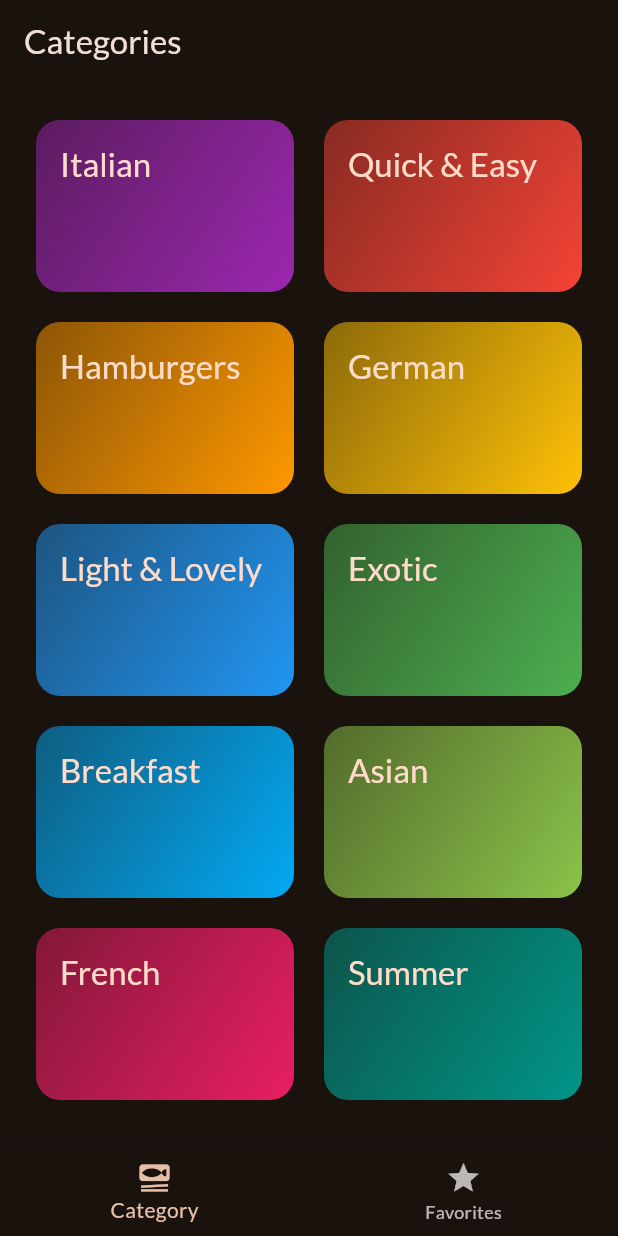
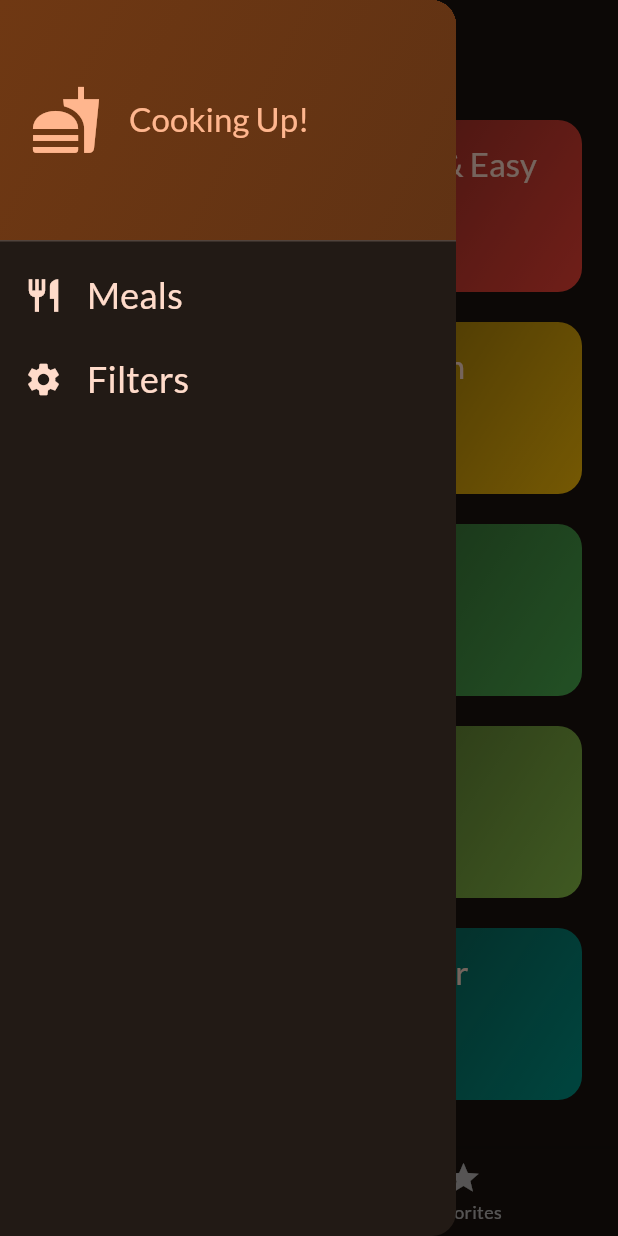
Before and after one commit to yu32363/study_flutter_meals_app, a Flutter app: the screen it shows after launch, with the side drawer open (before the commit the screen has no drawer), on a phone screen of 412 x 824 dp. Run offline on Flutter 3.47's test engine with Material 3 defaults, Android fonts, the phone set to English and light mode, and no system bars; our stand-ins replace google_fonts, transparent_image.

Commit message:
finishing app

```diff
--- a/lib/screens/categories_screen.dart
+++ b/lib/screens/categories_screen.dart
@@ -9,12 +9,14 @@
   const CategoriesScreen({
     super.key,
     required this.onToggleFavorite,
+    required this.availableMeals,
   });
 
   final void Function(Meal meal) onToggleFavorite;
+  final List<Meal> availableMeals;
 
   void _selectCategory(BuildContext context, Category category) {
-    final filteredMeals = dummyMeals
+    final filteredMeals = availableMeals
         .where((meal) => meal.categories.contains(category.id))
         .toList();
     Navigator.of(context).push(
--- a/lib/screens/tabs_screen.dart
+++ b/lib/screens/tabs_screen.dart
@@ -1,7 +1,17 @@
 import 'package:flutter/material.dart';
+import 'package:study_flutter_meals_app/data/dummy_data.dart';
 import 'package:study_flutter_meals_app/models/meal.dart';
 import 'package:study_flutter_meals_app/screens/categories_screen.dart';
+import 'package:study_flutter_meals_app/screens/filters_screen.dart';
 import 'package:study_flutter_meals_app/screens/meals_screen.dart';
+import 'package:study_flutter_meals_app/widgets/main_drawer.dart';
+
+const kInitialFilters = {
+  Filter.glutenFree: false,
+  Filter.lactoseFree: false,
+  Filter.vegetarian: false,
+  Filter.vegan: false,
+};
 
 class TabsScreen extends StatefulWidget {
   const TabsScreen({super.key});
@@ -14,6 +24,7 @@
   int _selectedPageIndex = 0;
 
   final List<Meal> _favoritesMeals = [];
+  Map<Filter, bool> _selectedFilters = kInitialFilters;
 
   void _showInfoMessage(String message) {
     ScaffoldMessenger.of(context).clearSnackBars();
@@ -45,10 +56,43 @@
     });
   }
 
+  void _setScreen(String identifier) async {
+    Navigator.of(context).pop();
+    if (identifier == 'filters') {
+      final result = await Navigator.of(context).push<Map<Filter, bool>>(
+        MaterialPageRoute(
+          builder: (context) => FiltersScreen(
+            currentFilters: _selectedFilters,
+          ),
+        ),
+      );
+      setState(() {
+        _selectedFilters = result ?? kInitialFilters;
+      });
+    }
+  }
+
   @override
   Widget build(BuildContext context) {
+    final availableMeals = dummyMeals.where((meal) {
+      if (_selectedFilters[Filter.glutenFree]! && !meal.isGlutenFree) {
+        return false;
+      }
+      if (_selectedFilters[Filter.lactoseFree]! && !meal.isLactoseFree) {
+        return false;
+      }
+      if (_selectedFilters[Filter.vegetarian]! && !meal.isVegetarian) {
+        return false;
+      }
+      if (_selectedFilters[Filter.vegan]! && !meal.isVegan) {
+        return false;
+      }
+      return true;
+    }).toList();
+
     Widget activePage = CategoriesScreen(
       onToggleFavorite: _toggleMealFavoriteStatus,
+      availableMeals: availableMeals,
     );
     var activePageTitle = 'Categories';
     if (_selectedPageIndex == 1) {
@@ -61,6 +105,9 @@
     return Scaffold(
       appBar: AppBar(
         title: Text(activePageTitle),
+      ),
+      drawer: MainDrawer(
+        onSelectScreen: _setScreen,
       ),
       body: activePage,
       bottomNavigationBar: BottomNavigationBar(
--- /dev/null
+++ b/lib/widgets/main_drawer.dart
@@ -0,0 +1,86 @@
+import 'package:flutter/material.dart';
+
+class MainDrawer extends StatelessWidget {
+  const MainDrawer({
+    super.key,
+    required this.onSelectScreen,
+  });
+
+  final void Function(String identifier) onSelectScreen;
+
+  @override
+  Widget build(BuildContext context) {
+    return Drawer(
+      child: Column(
+        children: [
+          DrawerHeader(
+            padding: const EdgeInsets.all(20),
+            decoration: BoxDecoration(
+              gradient: LinearGradient(
+                colors: [
+                  Theme.of(context).colorScheme.primaryContainer,
+                  Theme.of(context)
+                      .colorScheme
+                      .primaryContainer
+                      .withOpacity(0.8),
+                ],
+                begin: Alignment.topLeft,
+                end: Alignment.bottomRight,
+              ),
+            ),
+            child: Row(
+              children: [
+                Icon(
+                  Icons.fastfood,
+                  size: 48,
+                  color: Theme.of(context).colorScheme.primary,
+                ),
+                const SizedBox(
+                  width: 18,
+                ),
+                Text(
+                  'Cooking Up!',
+                  style: Theme.of(context).textTheme.titleLarge!.copyWith(
+                        color: Theme.of(context).colorScheme.primary,
+                      ),
+                ),
+              ],
+            ),
+          ),
+          ListTile(
+            leading: Icon(
+              Icons.restaurant,
+              size: 26,
+              color: Theme.of(context).colorScheme.onSecondaryContainer,
+            ),
+            title: Text(
+              'Meals',
+              style: Theme.of(context).textTheme.titleSmall!.copyWith(
+                  color: Theme.of(context).colorScheme.onSecondaryContainer,
+                  fontSize: 24),
+            ),
+            onTap: () {
+              onSelectScreen('meals');
+            },
+          ),
+          ListTile(
+            leading: Icon(
+              Icons.settings,
+              size: 26,
+              color: Theme.of(context).colorScheme.onSecondaryContainer,
+            ),
+            title: Text(
+              'Filters',
+              style: Theme.of(context).textTheme.titleSmall!.copyWith(
+                  color: Theme.of(context).colorScheme.onSecondaryContainer,
+                  fontSize: 24),
+            ),
+            onTap: () {
+              onSelectScreen('filters');
+            },
+          )
+        ],
+      ),
+    );
+  }
+}
```
Also changed, not shown: lib/screens/filters_screen.dart (added, +159 -0 lines).
